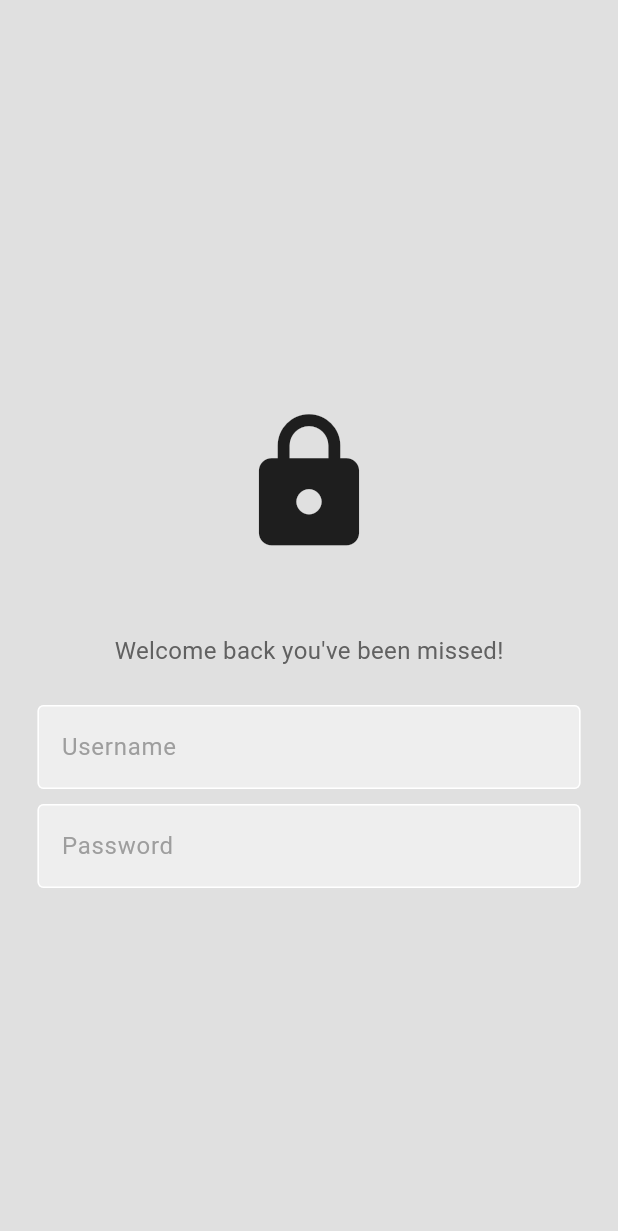
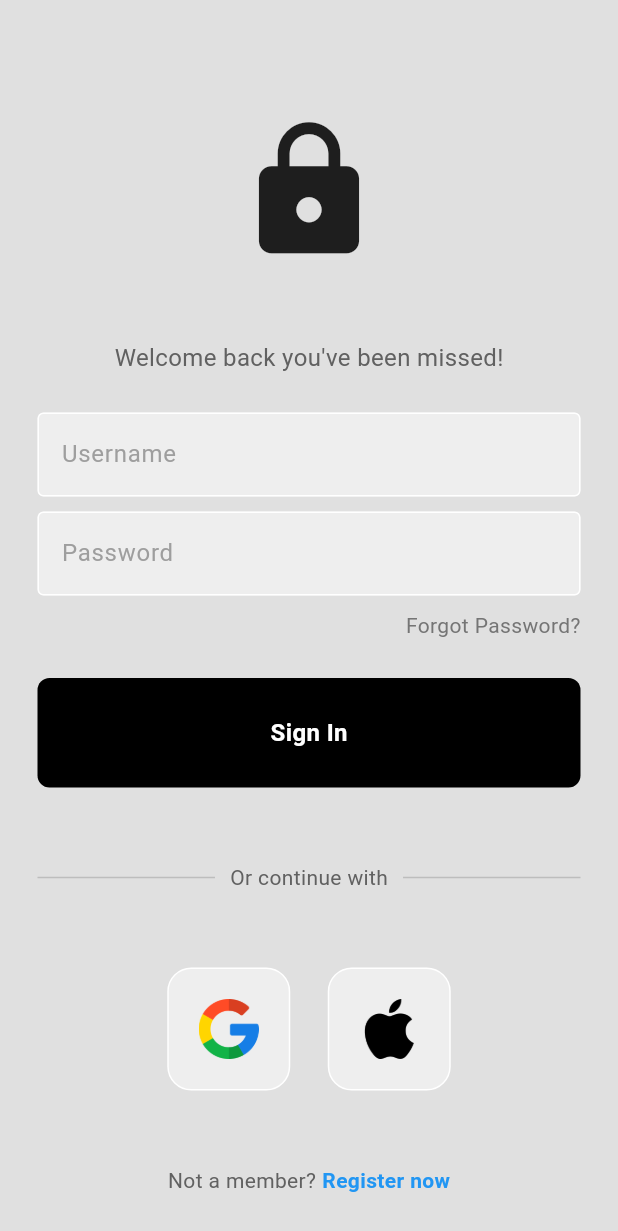
Before and after one commit to Rushan-Chithranga/flutter-auth, a Flutter app: the screen it shows after launch, on a phone screen of 412 x 824 dp. Shown: the top 1231 px of the screen. Run offline on Flutter 3.47's test engine with Material 3 defaults, Android fonts, the phone set to English and light mode, and no system bars; our stand-ins replace firebase_core; accounts and stored records are empty.

```diff
--- a/auth/lib/components/my_button.dart
+++ b/auth/lib/components/my_button.dart
@@ -1,10 +1,31 @@
 import 'package:flutter/material.dart';
 
 class MyButton extends StatelessWidget {
-  const MyButton({super.key});
+  final Function()? onTap;
+  const MyButton({super.key, required this.onTap});
 
   @override
   Widget build(BuildContext context) {
-    return const Placeholder();
+    return GestureDetector(
+      onTap: onTap,
+      child: Container(
+        padding: const EdgeInsets.all(25),
+        margin: const EdgeInsets.symmetric(horizontal: 25),
+        decoration: BoxDecoration(
+          color: Colors.black,
+          borderRadius: BorderRadius.circular(8),
+        ),
+        child: const Center(
+          child: Text(
+            "Sign In",
+            style: TextStyle(
+              color: Colors.white,
+              fontWeight: FontWeight.bold,
+              fontSize: 16,
+            ),
+          ),
+        ),
+      ),
+    );
   }
 }
--- /dev/null
+++ b/auth/lib/components/square_title.dart
@@ -0,0 +1,22 @@
+import 'package:flutter/material.dart';
+
+class SquareTitle extends StatelessWidget {
+  final String imagePath;
+  const SquareTitle({super.key, required this.imagePath});
+
+  @override
+  Widget build(BuildContext context) {
+    return Container(
+      padding: const EdgeInsets.all(20),
+      decoration: BoxDecoration(
+        border: Border.all(color: Colors.white),
+        borderRadius: BorderRadius.circular(16),
+        color: Colors.grey[200],
+      ),
+      child: Image.asset(
+        imagePath,
+        height: 40,
+      ),
+    );
+  }
+}
--- a/auth/lib/main.dart
+++ b/auth/lib/main.dart
@@ -1,7 +1,13 @@
 import 'package:flutter/material.dart';
 import 'package:auth/pages/login_page.dart';
+import 'package:firebase_core/firebase_core.dart';
+import 'firebase_options.dart';
 
-void main() {
+void main() async{
+  WidgetsFlutterBinding.ensureInitialized();
+  await Firebase.initializeApp(
+    options: DefaultFirebaseOptions.currentPlatform,
+  );
   runApp(const MyApp());
 }
 
--- a/auth/lib/pages/login_page.dart
+++ b/auth/lib/pages/login_page.dart
@@ -1,4 +1,6 @@
+import 'package:auth/components/my_button.dart';
 import 'package:auth/components/my_textfield.dart';
+import 'package:auth/components/square_title.dart';
 import 'package:flutter/material.dart';
 
 class LoginPage extends StatelessWidget {
@@ -6,6 +8,8 @@ class LoginPage extends StatelessWidget {
 
   final usernameController = TextEditingController();
   final passwordController = TextEditingController();
+
+  void SignUserIn() {}
 
   @override
   Widget build(BuildContext context) {
@@ -39,6 +43,80 @@ class LoginPage extends StatelessWidget {
                 obscureText: true,
               ),
               const SizedBox(height: 10),
+              Padding(
+                padding: const EdgeInsets.symmetric(horizontal: 25.0),
+                child: Row(
+                  mainAxisAlignment: MainAxisAlignment.end,
+                  children: [
+                    Text(
+                      'Forgot Password?',
+                      style: TextStyle(color: Colors.grey[600]),
+                    ),
+                  ],
+                ),
+              ),
+              const SizedBox(height: 25),
+              MyButton(
+                onTap: SignUserIn,
+              ),
+              const SizedBox(height: 50),
+
+              // or continue with
+              Padding(
+                padding: const EdgeInsets.symmetric(horizontal: 25.0),
+                child: Row(
+                  children: [
+                    Expanded(
+                      child: Divider(
+                        thickness: 1,
+                        color: Colors.grey[400],
+                      ),
+                    ),
+                    Padding(
+                      padding: const EdgeInsets.symmetric(horizontal: 10.0),
+                      child: Text(
+                        'Or continue with',
+                        style: TextStyle(color: Colors.grey[700]),
+                      ),
+                    ),
+                    Expanded(
+                      child: Divider(
+                        thickness: 1,
+                        color: Colors.grey[400],
+                      ),
+                    ),
+                  ],
+                ),
+              ),
+
+              const SizedBox(height: 50),
+
+              const Row(
+                mainAxisAlignment: MainAxisAlignment.center,
+                children: [
+                  SquareTitle(imagePath: 'lib/images/google.png'),
+                  SizedBox(width: 25),
+                  SquareTitle(imagePath: 'lib/images/apple.png'),
+                ],
+              ),
+              const SizedBox(height: 50),
+              Row(
+                mainAxisAlignment: MainAxisAlignment.center,
+                children: [
+                  Text(
+                    'Not a member?',
+                    style: TextStyle(color: Colors.grey[700]),
+                  ),
+                  const SizedBox(width: 4),
+                  const Text(
+                    'Register now',
+                    style: TextStyle(
+                      color: Colors.blue,
+                      fontWeight: FontWeight.bold,
+                    ),
+                  ),
+                ],
+              )
             ],
           ),
         ),
--- a/auth/pubspec.yaml
+++ b/auth/pubspec.yaml
@@ -35,6 +35,7 @@ dependencies:
   # The following adds the Cupertino Icons font to your application.
   # Use with the CupertinoIcons class for iOS style icons.
   cupertino_icons: ^1.0.6
+  firebase_core: ^2.26.0
 
 dev_dependencies:
   flutter_test:
```
Also changed, not shown: auth/firebase.json (added), auth/lib/firebase_options.dart (added), auth/pubspec.lock, 7 other files.
